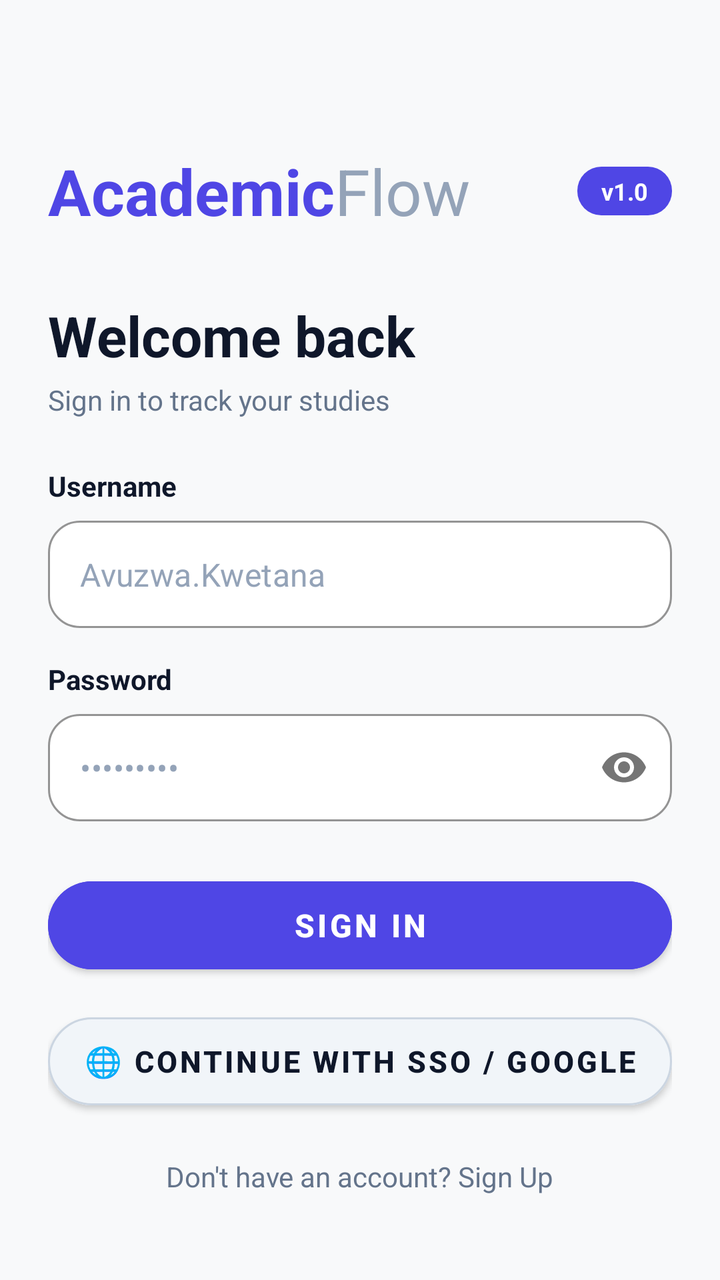
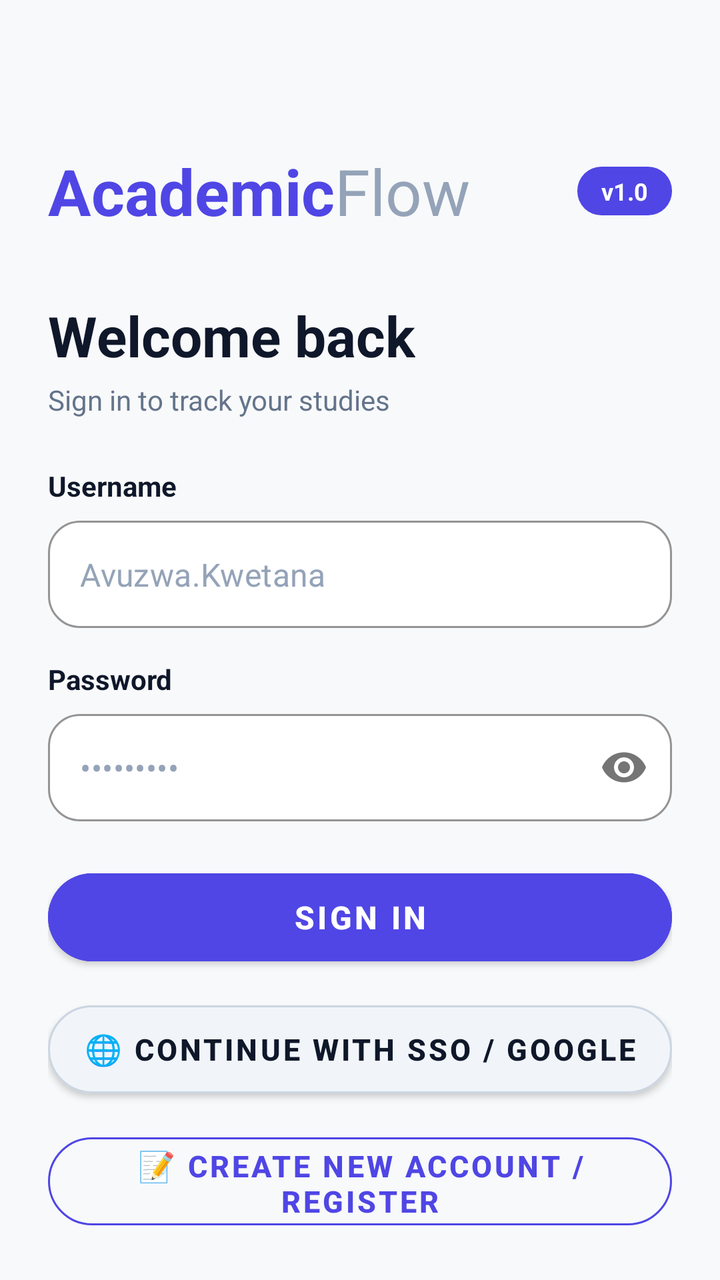

Screens rendered from an Android XML layout before and after an edit, with the pre-edit source and the edit as a unified diff.
<!-- AndroidManifest.xml: activity theme Theme.AcademicFlow -->
<!-- res/layout/activity_login.xml -->
<?xml version="1.0" encoding="utf-8"?>
<androidx.constraintlayout.widget.ConstraintLayout
    xmlns:android="http://schemas.android.com/apk/res/android"
    xmlns:app="http://schemas.android.com/apk/res-auto"
    xmlns:tools="http://schemas.android.com/tools"
    android:layout_width="match_parent"
    android:layout_height="match_parent"
    android:background="@color/background"
    android:padding="24dp">

    
    <RelativeLayout
        android:id="@+id/rlHeader"
        android:layout_width="match_parent"
        android:layout_height="wrap_content"
        android:layout_marginTop="50dp"
        app:layout_constraintTop_toTopOf="parent"
        app:layout_constraintStart_toStartOf="parent"
        app:layout_constraintEnd_toEndOf="parent">

        <LinearLayout
            android:layout_width="wrap_content"
            android:layout_height="wrap_content"
            android:orientation="horizontal"
            android:layout_alignParentStart="true"
            android:layout_centerVertical="true">

            <TextView
                android:layout_width="wrap_content"
                android:layout_height="wrap_content"
                android:text="Academic"
                android:textColor="@color/primary"
                android:textSize="32sp"
                android:textStyle="bold" />

            <TextView
                android:layout_width="wrap_content"
                android:layout_height="wrap_content"
                android:text="Flow"
                android:textColor="#94A3B8"
                android:textSize="32sp" />
        </LinearLayout>

        <TextView
            android:id="@+id/tvVersion"
            android:layout_width="wrap_content"
            android:layout_height="wrap_content"
            android:text="v1.0"
            android:textColor="@color/white"
            android:textSize="12sp"
            android:textStyle="bold"
            android:background="@drawable/bg_version_badge"
            android:paddingHorizontal="12dp"
            android:paddingVertical="4dp"
            android:layout_alignParentEnd="true"
            android:layout_centerVertical="true" />
    </RelativeLayout>

    
    <TextView
        android:id="@+id/tvWelcome"
        android:layout_width="wrap_content"
        android:layout_height="wrap_content"
        android:text="@string/welcome_back"
        android:textColor="@color/text_primary"
        android:textSize="28sp"
        android:textStyle="bold"
        android:layout_marginTop="32dp"
        app:layout_constraintTop_toBottomOf="@id/rlHeader"
        app:layout_constraintStart_toStartOf="parent" />

    <TextView
        android:id="@+id/tvSubtitle"
        android:layout_width="wrap_content"
        android:layout_height="wrap_content"
        android:text="@string/sign_in_subtitle"
        android:textColor="@color/text_secondary"
        android:textSize="14sp"
        android:layout_marginTop="4dp"
        app:layout_constraintTop_toBottomOf="@id/tvWelcome"
        app:layout_constraintStart_toStartOf="parent" />

    
    <TextView
        android:id="@+id/tvUsernameLabel"
        android:layout_width="wrap_content"
        android:layout_height="wrap_content"
        android:text="@string/username"
        android:textColor="@color/text_primary"
        android:textSize="14sp"
        android:textStyle="bold"
        android:layout_marginTop="24dp"
        app:layout_constraintTop_toBottomOf="@id/tvSubtitle"
        app:layout_constraintStart_toStartOf="parent" />

    <com.google.android.material.textfield.TextInputLayout
        android:id="@+id/tilUsername"
        android:layout_width="0dp"
        android:layout_height="wrap_content"
        android:layout_marginTop="8dp"
        app:hintEnabled="false"
        app:boxBackgroundMode="outline"
        app:boxBackgroundColor="@color/white"
        app:boxCornerRadiusTopStart="16dp"
        app:boxCornerRadiusTopEnd="16dp"
        app:boxCornerRadiusBottomStart="16dp"
        app:boxCornerRadiusBottomEnd="16dp"
        app:boxStrokeWidth="1dp"
        app:boxStrokeColor="#E2E8F0"
        app:layout_constraintTop_toBottomOf="@id/tvUsernameLabel"
        app:layout_constraintStart_toStartOf="parent"
        app:layout_constraintEnd_toEndOf="parent">

        <com.google.android.material.textfield.TextInputEditText
            android:id="@+id/etUsername"
            android:layout_width="match_parent"
            android:layout_height="wrap_content"
            android:hint="Avuzwa.Kwetana"
            android:textColorHint="#94A3B8"
            android:textColor="@color/text_primary"
            android:padding="16dp"
            android:inputType="text"
            android:maxLines="1" />
    </com.google.android.material.textfield.TextInputLayout>

    
    <TextView
        android:id="@+id/tvPasswordLabel"
        android:layout_width="wrap_content"
        android:layout_height="wrap_content"
        android:text="@string/password"
        android:textColor="@color/text_primary"
        android:textSize="14sp"
        android:textStyle="bold"
        android:layout_marginTop="16dp"
        app:layout_constraintTop_toBottomOf="@id/tilUsername"
        app:layout_constraintStart_toStartOf="parent" />

    <com.google.android.material.textfield.TextInputLayout
        android:id="@+id/tilPassword"
        android:layout_width="0dp"
        android:layout_height="wrap_content"
        android:layout_marginTop="8dp"
        app:hintEnabled="false"
        app:boxBackgroundMode="outline"
        app:boxBackgroundColor="@color/white"
        app:boxCornerRadiusTopStart="16dp"
        app:boxCornerRadiusTopEnd="16dp"
        app:boxCornerRadiusBottomStart="16dp"
        app:boxCornerRadiusBottomEnd="16dp"
        app:boxStrokeWidth="1dp"
        app:boxStrokeColor="#E2E8F0"
        app:passwordToggleEnabled="true"
        app:layout_constraintTop_toBottomOf="@id/tvPasswordLabel"
        app:layout_constraintStart_toStartOf="parent"
        app:layout_constraintEnd_toEndOf="parent">

        <com.google.android.material.textfield.TextInputEditText
            android:id="@+id/etPassword"
            android:layout_width="match_parent"
            android:layout_height="wrap_content"
            android:hint="•••••••••"
            android:textColorHint="#94A3B8"
            android:textColor="@color/text_primary"
            android:padding="16dp"
            android:inputType="textPassword"
            android:maxLines="1" />
    </com.google.android.material.textfield.TextInputLayout>

    
    <ProgressBar
        android:id="@+id/progressBar"
        android:layout_width="wrap_content"
        android:layout_height="wrap_content"
        android:visibility="gone"
        app:layout_constraintTop_toBottomOf="@id/tilPassword"
        app:layout_constraintStart_toStartOf="parent"
        app:layout_constraintEnd_toEndOf="parent"
        android:layout_marginTop="16dp" />

    
    <com.google.android.material.button.MaterialButton
        android:id="@+id/btnSignIn"
        android:layout_width="0dp"
        android:layout_height="56dp"
        android:text="@string/sign_in"
        android:textSize="16sp"
        android:textStyle="bold"
        app:cornerRadius="28dp"
        android:backgroundTint="@color/primary"
        android:layout_marginTop="24dp"
        app:layout_constraintTop_toBottomOf="@id/progressBar"
        app:layout_constraintStart_toStartOf="parent"
        app:layout_constraintEnd_toEndOf="parent" />

    
    <com.google.android.material.button.MaterialButton
        android:id="@+id/btnSsoLogin"
        android:layout_width="0dp"
        android:layout_height="56dp"
        android:text="🌐 Continue with SSO / Google"
        android:textColor="@color/text_primary"
        android:textSize="15sp"
        android:textStyle="bold"
        app:cornerRadius="28dp"
        android:backgroundTint="#F1F5F9"
        app:strokeWidth="1dp"
        app:strokeColor="#CBD5E1"
        android:layout_marginTop="12dp"
        app:layout_constraintTop_toBottomOf="@id/btnSignIn"
        app:layout_constraintStart_toStartOf="parent"
        app:layout_constraintEnd_toEndOf="parent" />

    
    <TextView
        android:id="@+id/tvSignUpLink"
        android:layout_width="wrap_content"
        android:layout_height="wrap_content"
        android:text="Don't have an account? Sign Up"
        android:textColor="@color/text_secondary"
        android:textSize="14sp"
        android:layout_marginTop="20dp"
        app:layout_constraintTop_toBottomOf="@id/btnSsoLogin"
        app:layout_constraintStart_toStartOf="parent"
        app:layout_constraintEnd_toEndOf="parent" />

</androidx.constraintlayout.widget.ConstraintLayout>
<!-- resources referenced by this layout -->
<resources>
  <color name="background">#F8F9FA</color>
  <color name="primary">#4F46E5</color>
  <color name="text_primary">#0F172A</color>
  <color name="text_secondary">#64748B</color>
  <color name="white">#FFFFFF</color>
  <!-- drawable bg_version_badge (drawable) -->
  <?xml version="1.0" encoding="utf-8"?>
  <shape xmlns:android="http://schemas.android.com/apk/res/android"
      android:shape="rectangle">
      <solid android:color="@color/primary" />
      <corners android:radius="12dp" />
  </shape>
  <string name="password">Password</string>
  <string name="sign_in">Sign In</string>
  <string name="sign_in_subtitle">Sign in to track your studies</string>
  <string name="username">Username</string>
  <string name="welcome_back">Welcome back</string>
  <style name="Theme.AcademicFlow" parent="Theme.MaterialComponents.DayNight.NoActionBar">
          <item name="colorPrimary">@color/primary</item>
          <item name="colorPrimaryVariant">@color/primary_dark</item>
          <item name="colorOnPrimary">@color/white</item>
          <item name="colorSecondary">@color/accent</item>
          <item name="colorSecondaryVariant">@color/accent</item>
          <item name="colorOnSecondary">@color/white</item>
          <item name="android:colorBackground">@color/background</item>
          <item name="colorSurface">@color/surface</item>
          <item name="colorOnSurface">@color/text_primary</item>
          <item name="android:statusBarColor">@color/primary</item>
          <item name="android:windowLightStatusBar">false</item>
      </style>
  <color name="primary_dark">#4338CA</color>
  <color name="accent">#7C3AED</color>
  <color name="surface">#FFFFFF</color>
</resources>

<!-- the commit's change to res/layout/activity_login.xml (unified diff, before → after) -->
@@ -188,7 +188,7 @@
         android:textStyle="bold"
         app:cornerRadius="28dp"
         android:backgroundTint="@color/primary"
-        android:layout_marginTop="24dp"
+        android:layout_marginTop="20dp"
         app:layout_constraintTop_toBottomOf="@id/progressBar"
         app:layout_constraintStart_toStartOf="parent"
         app:layout_constraintEnd_toEndOf="parent" />
@@ -206,8 +206,26 @@
         android:backgroundTint="#F1F5F9"
         app:strokeWidth="1dp"
         app:strokeColor="#CBD5E1"
-        android:layout_marginTop="12dp"
+        android:layout_marginTop="10dp"
         app:layout_constraintTop_toBottomOf="@id/btnSignIn"
+        app:layout_constraintStart_toStartOf="parent"
+        app:layout_constraintEnd_toEndOf="parent" />
+
+    
+    <com.google.android.material.button.MaterialButton
+        android:id="@+id/btnSignUp"
+        style="@style/Widget.MaterialComponents.Button.OutlinedButton"
+        android:layout_width="0dp"
+        android:layout_height="56dp"
+        android:text="📝 Create New Account / Register"
+        android:textColor="@color/primary"
+        android:textSize="15sp"
+        android:textStyle="bold"
+        app:cornerRadius="28dp"
+        app:strokeColor="@color/primary"
+        app:strokeWidth="1dp"
+        android:layout_marginTop="10dp"
+        app:layout_constraintTop_toBottomOf="@id/btnSsoLogin"
         app:layout_constraintStart_toStartOf="parent"
         app:layout_constraintEnd_toEndOf="parent" />
 
@@ -219,8 +237,9 @@
         android:text="Don't have an account? Sign Up"
         android:textColor="@color/text_secondary"
         android:textSize="14sp"
-        android:layout_marginTop="20dp"
-        app:layout_constraintTop_toBottomOf="@id/btnSsoLogin"
+        android:visibility="gone"
+        android:layout_marginTop="16dp"
+        app:layout_constraintTop_toBottomOf="@id/btnSignUp"
         app:layout_constraintStart_toStartOf="parent"
         app:layout_constraintEnd_toEndOf="parent" />
 
